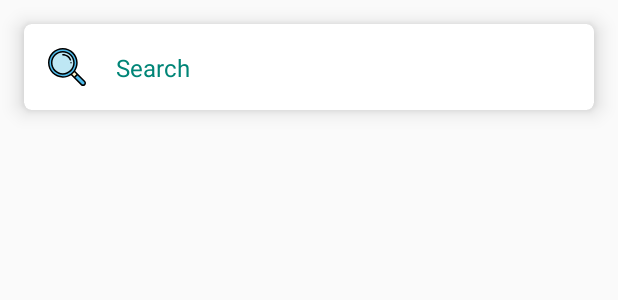
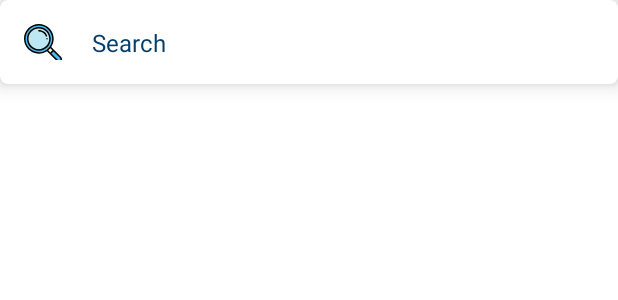
Before and after one commit to rrifafauzikomara/FootballMatch, an Android app: the layout card_search_team.xml on its own in the app's theme, with its tools: preview values and no code run, on a phone screen of 412 x 824 dp. Shown: the top 300 px of the screen. Run offline under Robolectric (Android 15) with nearby library versions, the phone set to English and light mode, and no system bars; network calls fail.

Commit message:
add some change in UI

```diff
--- a/app/src/main/AndroidManifest.xml
+++ b/app/src/main/AndroidManifest.xml
@@ -16,7 +16,7 @@
         android:label="@string/app_name"
         android:roundIcon="@mipmap/ic_launcher_round"
         android:supportsRtl="true"
-        android:theme="@style/Theme.AppCompat.Light.NoActionBar"
+        android:theme="@style/Football.Theme"
         tools:ignore="AllowBackup,GoogleAppIndexingWarning">
         <activity android:name=".ui.main.MainActivity">
             <intent-filter>
--- a/app/src/main/res/layout/card_search_team.xml
+++ b/app/src/main/res/layout/card_search_team.xml
@@ -1,21 +1,15 @@
 <?xml version="1.0" encoding="utf-8"?>
-<androidx.cardview.widget.CardView
-    android:layout_width="match_parent"
+<androidx.cardview.widget.CardView android:layout_width="match_parent"
     android:layout_height="wrap_content"
     xmlns:app="http://schemas.android.com/apk/res-auto"
-    xmlns:tools="http://schemas.android.com/tools"
     app:cardCornerRadius="5dp"
     app:cardElevation="8dp"
-    android:layout_marginTop="16dp"
-    android:layout_marginLeft="16dp"
-    android:layout_marginRight="16dp"
     xmlns:android="http://schemas.android.com/apk/res/android">
 
     <androidx.constraintlayout.widget.ConstraintLayout
         android:layout_width="match_parent"
-        android:layout_height="wrap_content"
-        android:padding="16dp"
-        tools:ignore="UseCompoundDrawables">
+        android:layout_height="?attr/actionBarSize"
+        android:padding="16dp">
 
         <ImageView
             android:id="@+id/image"
--- a/app/src/main/res/layout/fragment_detail_league.xml
+++ b/app/src/main/res/layout/fragment_detail_league.xml
@@ -56,8 +56,9 @@
                 android:id="@+id/tabLayoutDetailLeagues"
                 android:layout_width="match_parent"
                 android:layout_height="wrap_content"
+                app:tabMode="scrollable"
+                app:tabBackground="@color/colorPrimary"
                 app:tabGravity="fill"
-                app:tabMode="fixed"
                 app:tabIndicatorColor="@color/colorAccent"
                 app:tabSelectedTextColor="@color/white" />
 
--- a/app/src/main/res/values/colors.xml
+++ b/app/src/main/res/values/colors.xml
@@ -1,8 +1,8 @@
 <?xml version="1.0" encoding="utf-8"?>
 <resources>
-    <color name="colorPrimary">#008577</color>
-    <color name="colorPrimaryDark">#00574B</color>
-    <color name="colorAccent">#D81B60</color>
+    <color name="colorPrimary">#053f69</color>
+    <color name="colorPrimaryDark">#033359</color>
+    <color name="colorAccent">#ffa500</color>
     <color name="placeholder_color">#dddddd</color>
     <color name="grey_700">#616161</color>
     <color name="white">#FFFFFF</color>
--- a/app/src/main/res/values/styles.xml
+++ b/app/src/main/res/values/styles.xml
@@ -2,9 +2,17 @@
 
     <!-- Base application theme. -->
 
+    <style name="Football.Theme" parent="Theme.MaterialComponents.Light">
+        <item name="windowNoTitle">true</item>
+        <item name="windowActionBar">false</item>
+        <item name="colorAccent">@color/colorAccent</item>
+        <item name="colorPrimary">@color/colorPrimary</item>
+        <item name="colorPrimaryDark">@color/colorPrimaryDark</item>
+    </style>
+
     <style name="Football.Toolbar" parent="@style/ThemeOverlay.AppCompat.Dark.ActionBar">
         <item name="android:background">@color/colorPrimary</item>
-        <item name="android:textColor">@color/white</item>
+        <item name="android:textColor">@color/white</item>z
     </style>
 
 </resources>
```
Also changed, not shown: app/src/main/res/layout/fragment_favorite_match.xml (+4 -3 lines), app/src/main/res/layout/fragment_player_detail.xml (+31 -27 lines), app/src/main/res/layout/fragment_team.xml (+4 -3 lines).
